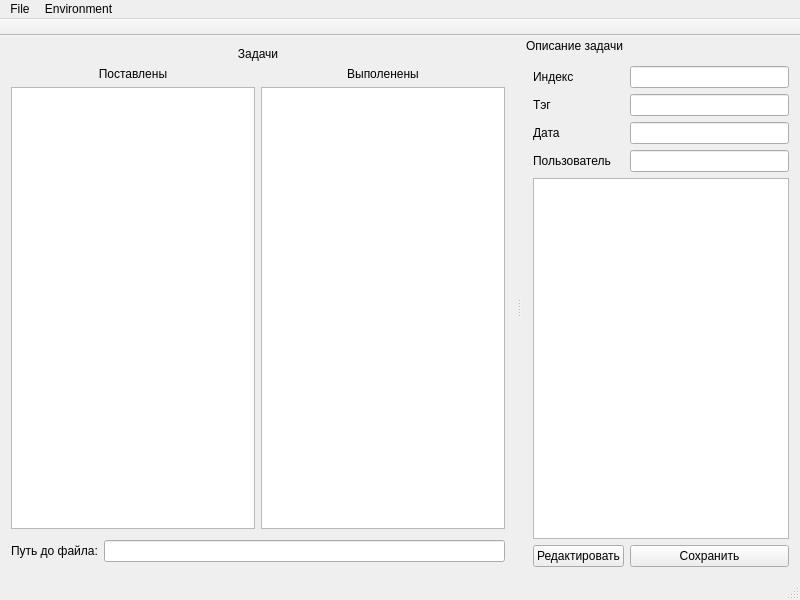
The window that app/LightTaskManager/views/mainwindow.ui (moevm/gui-1h2018-06) describes before a commit, drawn with Qt 5.
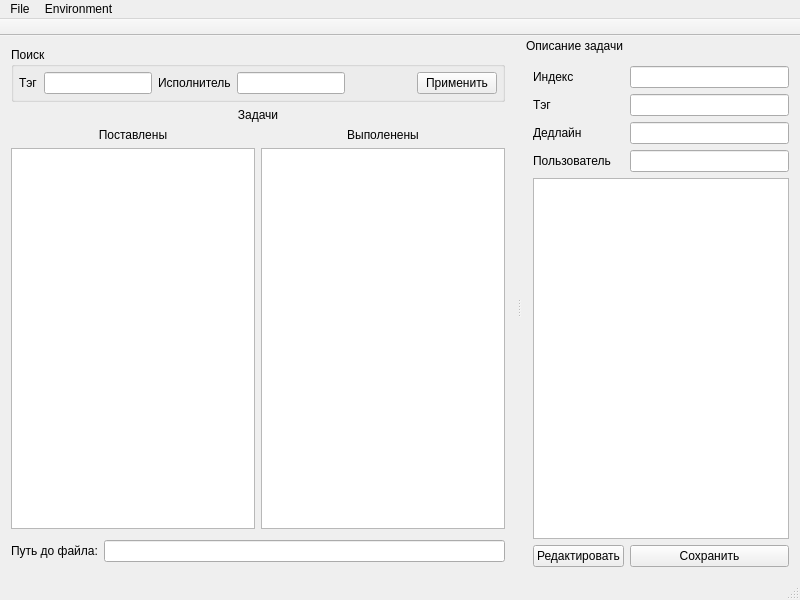
The same window after the commit. Icons and pictures are not drawn. Custom widgets are drawn as their Qt base class.

Commit message: Форма для фильтров

The edit to the form file:
```diff
--- a/app/LightTaskManager/views/mainwindow.ui
+++ b/app/LightTaskManager/views/mainwindow.ui
@@ -15,7 +15,7 @@
   </property>
   <widget class="QWidget" name="centralWidget">
    <layout class="QGridLayout" name="gridLayout">
-    <item row="0" column="0">
+    <item row="1" column="0">
      <widget class="QFrame" name="taskContainerFrame">
       <property name="sizePolicy">
        <sizepolicy hsizetype="Preferred" vsizetype="Preferred">
@@ -119,7 +119,7 @@
       </layout>
      </widget>
     </item>
-    <item row="1" column="0">
+    <item row="2" column="0">
      <widget class="QFrame" name="filePathFrame">
       <property name="sizePolicy">
        <sizepolicy hsizetype="Preferred" vsizetype="Preferred">
@@ -163,6 +163,67 @@
       </layout>
      </widget>
     </item>
+    <item row="0" column="0">
+     <widget class="QGroupBox" name="actionsGroupBox">
+      <property name="title">
+       <string>Поиск</string>
+      </property>
+      <layout class="QHBoxLayout" name="horizontalLayout_2">
+       <property name="leftMargin">
+        <number>5</number>
+       </property>
+       <property name="topMargin">
+        <number>5</number>
+       </property>
+       <property name="rightMargin">
+        <number>5</number>
+       </property>
+       <property name="bottomMargin">
+        <number>5</number>
+       </property>
+       <item>
+        <widget class="QLabel" name="filterByTagLabel">
+         <property name="text">
+          <string>Тэг</string>
+         </property>
+        </widget>
+       </item>
+       <item>
+        <widget class="QLineEdit" name="filterByTagLineEdit"/>
+       </item>
+       <item>
+        <widget class="QLabel" name="filterByUserLabel">
+         <property name="text">
+          <string>Исполнитель</string>
+         </property>
+        </widget>
+       </item>
+       <item>
+        <widget class="QLineEdit" name="filterByUserLineEdit"/>
+       </item>
+       <item>
+        <spacer name="horizontalSpacer">
+         <property name="orientation">
+          <enum>Qt::Horizontal</enum>
+         </property>
+         <property name="sizeHint" stdset="0">
+          <size>
+           <width>13</width>
+           <height>20</height>
+          </size>
+         </property>
+        </spacer>
+       </item>
+       <item>
+        <widget class="QPushButton" name="acceptPushButton">
+         <property name="text">
+          <string>Применить</string>
+         </property>
+        </widget>
+       </item>
+      </layout>
+     </widget>
+    </item>
    </layout>
   </widget>
   <widget class="QMenuBar" name="menuBar">
@@ -287,7 +348,7 @@
      <item row="2" column="0">
       <widget class="QLabel" name="dateLabel">
        <property name="text">
-        <string>Дата</string>
+        <string>Дедлайн</string>
        </property>
       </widget>
      </item>
```
